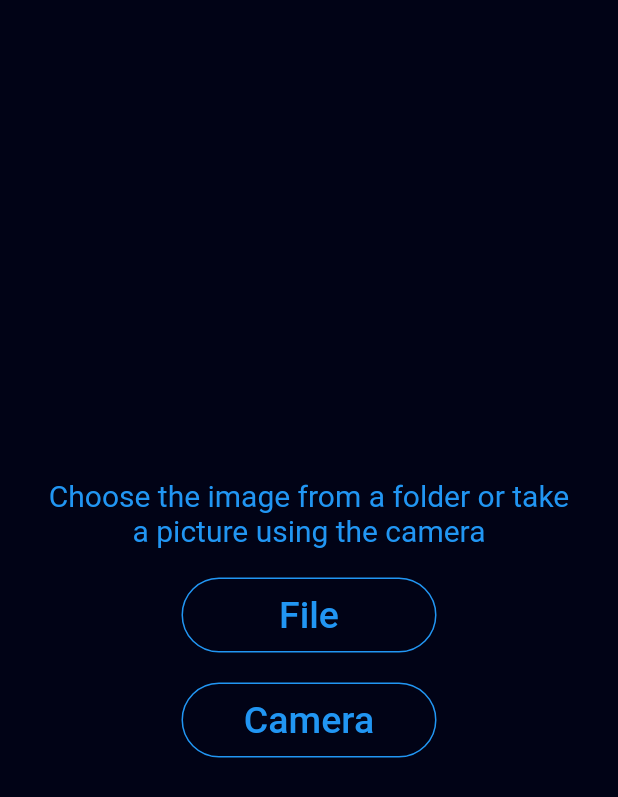
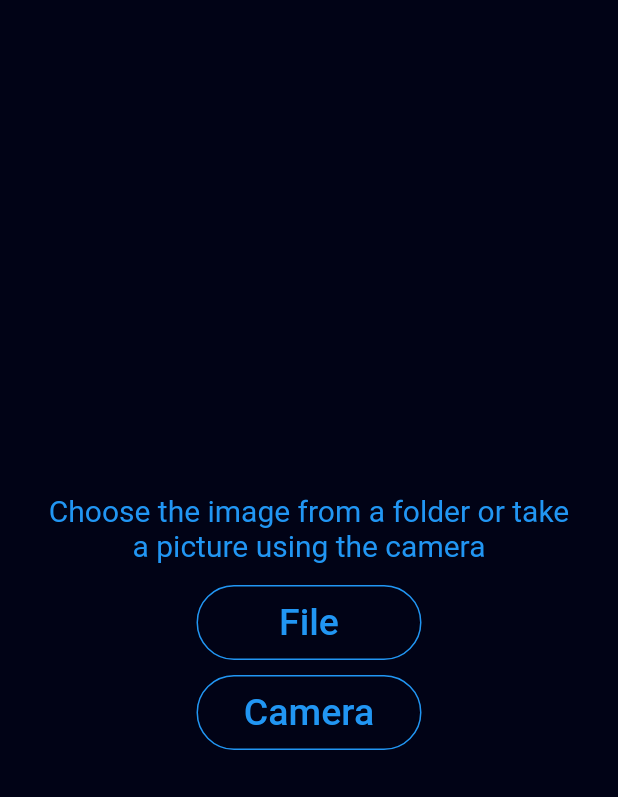
Before and after one commit to MuleHakim/geez-number-classifier, a Flutter app: the screen it shows after launch, after a tap on "start", on a phone screen of 412 x 824 dp. Shown: the top 797 px of the screen. Run offline on Flutter 3.47's test engine with Material 2 defaults, Android fonts, the phone set to English and light mode, and no system bars; our stand-ins replace dio, image_picker, typewritertext; project files that could hold a hidden picture were left out.

Commit message:
update flutter

```diff
--- a/frontend_flutter/geez_characters/lib/pages/splash_screen.dart
+++ b/frontend_flutter/geez_characters/lib/pages/splash_screen.dart
@@ -32,8 +32,9 @@ class _SplashScreenState extends State<SplashScreen> {
           ),
           Container(
             margin: const EdgeInsets.only(top: 25, left: 15, right: 15),
-            height:
-                MediaQuery.of(context).orientation.name == "portrait" ? 75 : 50,
+            height: MediaQuery.of(context).orientation.name == "portrait"
+                ? 150
+                : 75,
             child: const TypeWriterText(
               text: Text(
                 "This application can detect some geez numbers. It can recognize digits from 0 - 9. Just give it an image containing the numbers, and it can detect that. Remeber to give it an image that has the number lying in the center.",
@@ -48,7 +49,7 @@ class _SplashScreenState extends State<SplashScreen> {
           ),
           Container(
             margin: EdgeInsets.all(
-                MediaQuery.of(context).orientation.name == "portrait" ? 75 : 5),
+                MediaQuery.of(context).orientation.name == "portrait" ? 50 : 5),
             child: Button(
               "start",
               () => Navigator.of(context).push(
--- a/frontend_flutter/geez_characters/lib/widgets/button.dart
+++ b/frontend_flutter/geez_characters/lib/widgets/button.dart
@@ -8,8 +8,8 @@ class Button extends StatelessWidget {
   @override
   Widget build(BuildContext context) {
     return Container(
-      width: 170,
-      margin: const EdgeInsets.all(10),
+      width: 150,
+      margin: const EdgeInsets.all(5),
       clipBehavior: Clip.hardEdge,
       decoration: BoxDecoration(
           borderRadius: BorderRadius.circular(30),
```
